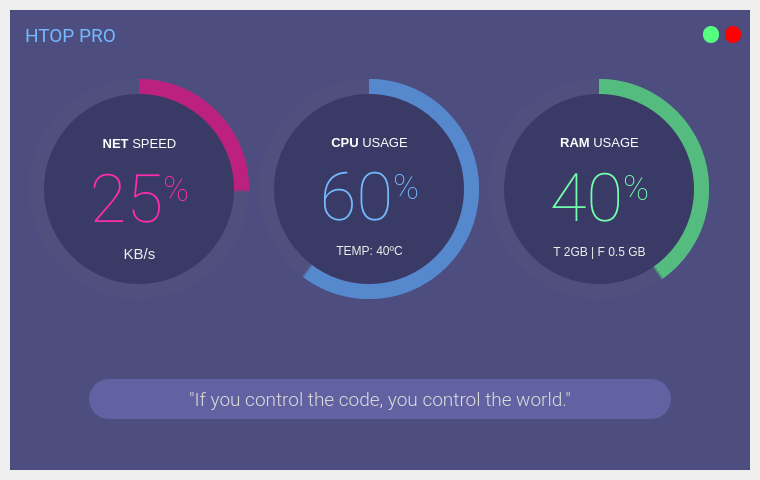
This is src/ui_main.ui in rishabh3354/htop as Qt 5 draws it before an edit. The edited form follows.
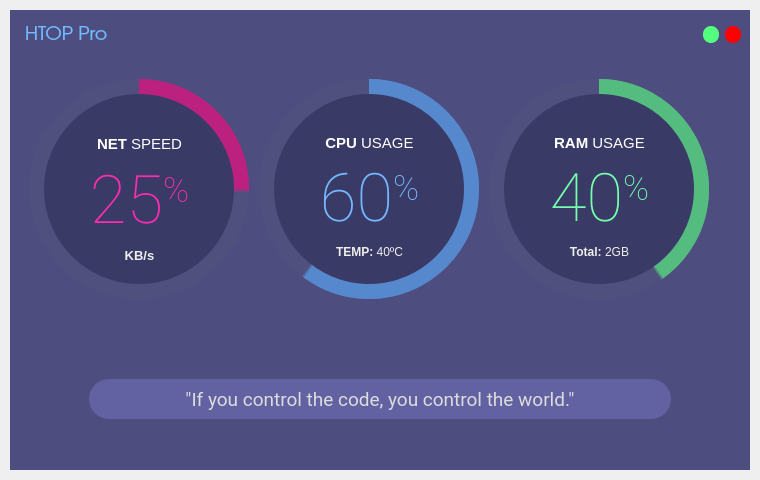
This is the edited form. The open tabs and pages were chosen to show the change. Icons and pictures are not drawn.

```diff
--- a/src/ui_main.ui
+++ b/src/ui_main.ui
@@ -142,7 +142,7 @@
               <widget class="QLabel" name="label_title">
                <property name="font">
                 <font>
-                 <family>Roboto</family>
+                 <family>URW Gothic</family>
                  <pointsize>14</pointsize>
                 </font>
                </property>
@@ -150,7 +150,7 @@
                 <string notr="true">color: rgb(115, 185, 255); background-color: none;</string>
                </property>
                <property name="text">
-                <string>HTOP PRO</string>
+                <string>HTOP Pro</string>
                </property>
               </widget>
              </item>
@@ -356,6 +356,11 @@
               </property>
               <item>
                <widget class="QFrame" name="circularProgressBar_Main">
+                <property name="font">
+                 <font>
+                  <family>URW Bookman</family>
+                 </font>
+                </property>
                 <property name="styleSheet">
                  <string notr="true">background-color: none;</string>
                 </property>
@@ -382,7 +387,7 @@
                  </property>
                  <property name="font">
                   <font>
-                   <family>Roboto Light</family>
+                   <family>Roboto</family>
                    <pointsize>14</pointsize>
                   </font>
                  </property>
@@ -493,7 +498,7 @@
                      <x>10</x>
                      <y>40</y>
                      <width>171</width>
-                     <height>130</height>
+                     <height>131</height>
                     </rect>
                    </property>
                    <layout class="QGridLayout" name="infoLayout_5">
@@ -501,7 +506,7 @@
                      <widget class="QLabel" name="labelAplicationName_5">
                       <property name="font">
                        <font>
-                        <family>Segoe UI</family>
+                        <family>Ubuntu</family>
                         <pointsize>10</pointsize>
                        </font>
                       </property>
@@ -509,7 +514,7 @@
                        <string notr="true">color: #FFFFFF; background-color: none;</string>
                       </property>
                       <property name="text">
-                       <string>&lt;html&gt;&lt;head/&gt;&lt;body&gt;&lt;p&gt;&lt;span style=&quot; font-weight:600;&quot;&gt;NET&lt;/span&gt; SPEED&lt;/p&gt;&lt;/body&gt;&lt;/html&gt;</string>
+                       <string>&lt;html&gt;&lt;head/&gt;&lt;body&gt;&lt;p&gt;&lt;span style=&quot; font-size:11pt; font-weight:600;&quot;&gt;NET&lt;/span&gt;&lt;span style=&quot; font-size:11pt;&quot;&gt; SPEED&lt;/span&gt;&lt;/p&gt;&lt;/body&gt;&lt;/html&gt;</string>
                       </property>
                       <property name="alignment">
                        <set>Qt::AlignCenter</set>
@@ -542,7 +547,7 @@
                      <widget class="QLabel" name="labelCredits_5">
                       <property name="font">
                        <font>
-                        <family>Segoe UI</family>
+                        <family>Ubuntu</family>
                         <pointsize>8</pointsize>
                        </font>
                       </property>
@@ -550,7 +555,7 @@
                        <string notr="true">color: rgb(148, 148, 216); background-color: none;</string>
                       </property>
                       <property name="text">
-                       <string>&lt;html&gt;&lt;head/&gt;&lt;body&gt;&lt;p&gt;&lt;span style=&quot; font-size:11pt; color:#eeeeec;&quot;&gt;KB/s&lt;/span&gt;&lt;/p&gt;&lt;/body&gt;&lt;/html&gt;</string>
+                       <string>&lt;html&gt;&lt;head/&gt;&lt;body&gt;&lt;p&gt;&lt;span style=&quot; font-size:10pt; font-weight:600; color:#eeeeec;&quot;&gt;KB/s&lt;/span&gt;&lt;/p&gt;&lt;/body&gt;&lt;/html&gt;</string>
                       </property>
                       <property name="alignment">
                        <set>Qt::AlignCenter</set>
@@ -664,8 +669,8 @@
                      <widget class="QLabel" name="labelAplicationName_9">
                       <property name="font">
                        <font>
-                        <family>Segoe UI</family>
-                        <pointsize>10</pointsize>
+                        <family>Ubuntu</family>
+                        <pointsize>11</pointsize>
                        </font>
                       </property>
                       <property name="styleSheet">
@@ -705,15 +710,15 @@
                      <widget class="QLabel" name="labelCredits_9">
                       <property name="font">
                        <font>
-                        <family>Segoe UI</family>
-                        <pointsize>8</pointsize>
+                        <family>Ubuntu</family>
+                        <pointsize>10</pointsize>
                        </font>
                       </property>
                       <property name="styleSheet">
                        <string notr="true">color: rgb(148, 148, 216); background-color: none;</string>
                       </property>
                       <property name="text">
-                       <string>&lt;html&gt;&lt;head/&gt;&lt;body&gt;&lt;p&gt;&lt;span style=&quot; font-size:9pt; color:#eeeeec;&quot;&gt;TEMP: &lt;/span&gt;&lt;span style=&quot; font-size:9pt; color:#eeeeec;&quot;&gt;40ºC&lt;/span&gt;&lt;/p&gt;&lt;/body&gt;&lt;/html&gt;</string>
+                       <string>&lt;html&gt;&lt;head/&gt;&lt;body&gt;&lt;p&gt;&lt;span style=&quot; font-size:9pt; font-weight:600; color:#eeeeec;&quot;&gt;TEMP: &lt;/span&gt;&lt;span style=&quot; font-size:9pt; color:#eeeeec;&quot;&gt;40ºC&lt;/span&gt;&lt;/p&gt;&lt;/body&gt;&lt;/html&gt;</string>
                       </property>
                       <property name="alignment">
                        <set>Qt::AlignCenter</set>
@@ -827,8 +832,8 @@
                      <widget class="QLabel" name="labelAplicationName_10">
                       <property name="font">
                        <font>
-                        <family>Segoe UI</family>
-                        <pointsize>10</pointsize>
+                        <family>Ubuntu</family>
+                        <pointsize>11</pointsize>
                        </font>
                       </property>
                       <property name="styleSheet">
@@ -868,15 +873,15 @@
                      <widget class="QLabel" name="labelCredits_10">
                       <property name="font">
                        <font>
-                        <family>Segoe UI</family>
-                        <pointsize>8</pointsize>
+                        <family>Ubuntu</family>
+                        <pointsize>10</pointsize>
                        </font>
                       </property>
                       <property name="styleSheet">
                        <string notr="true">color: rgb(148, 148, 216); background-color: none;</string>
                       </property>
                       <property name="text">
-                       <string>&lt;html&gt;&lt;head/&gt;&lt;body&gt;&lt;p&gt;&lt;span style=&quot; font-size:9pt; color:#eeeeec;&quot;&gt;T 2GB | F 0.5 GB&lt;/span&gt;&lt;/p&gt;&lt;/body&gt;&lt;/html&gt;</string>
+                       <string>&lt;html&gt;&lt;head/&gt;&lt;body&gt;&lt;p&gt;&lt;span style=&quot; font-size:9pt; font-weight:600; color:#eeeeec;&quot;&gt;Total: &lt;/span&gt;&lt;span style=&quot; font-size:9pt; color:#eeeeec;&quot;&gt;2GB&lt;/span&gt;&lt;/p&gt;&lt;/body&gt;&lt;/html&gt;</string>
                       </property>
                       <property name="alignment">
                        <set>Qt::AlignCenter</set>
```
Left out of the diff: 2 changed lines with no effect on the pictures.
